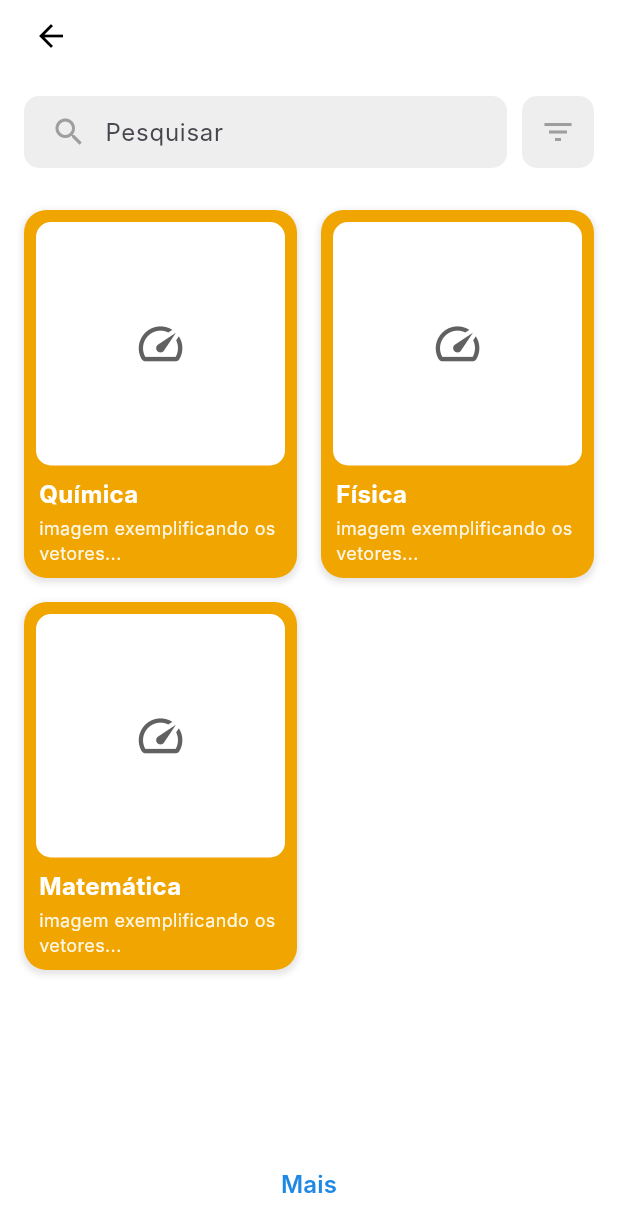
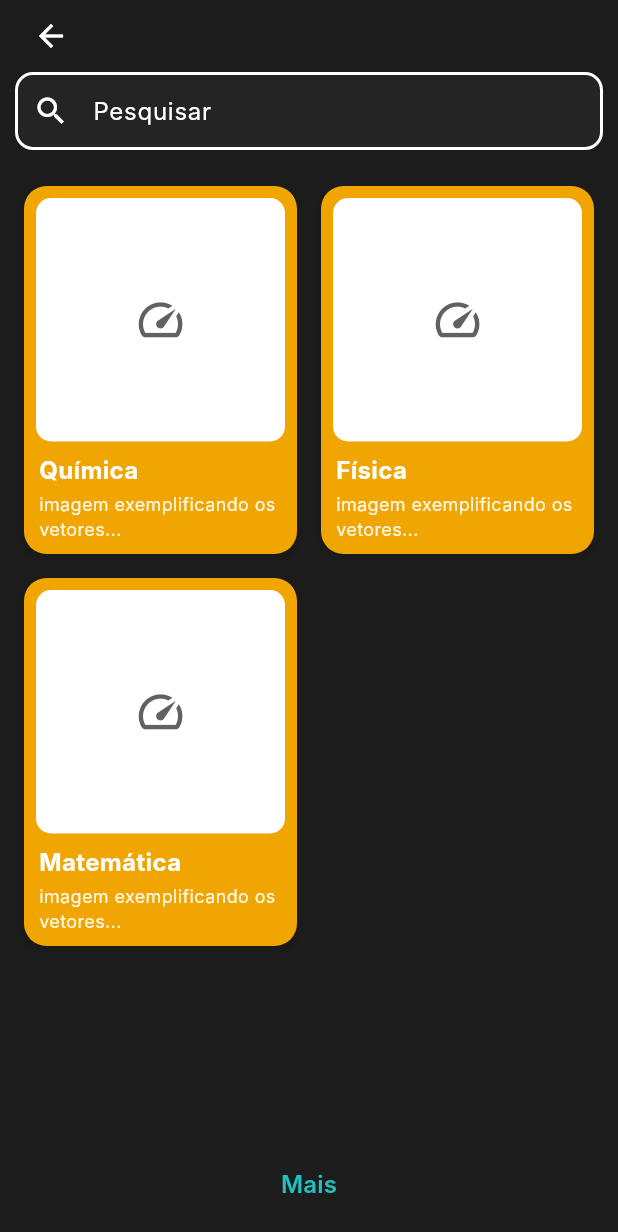
Before and after one commit to tokujiTO/PII4S_images_generator, a Flutter app: the HistoryPage screen opened by its route, on a phone screen of 412 x 824 dp. Shown: the top 1232 px of the screen. Run offline on Flutter 3.47's test engine with Material 3 defaults, Android fonts, the phone set to English and light mode, and no system bars; our stand-ins replace device_preview, flutter_screenutil; Roboto replaces fonts that are missing (Inter).

Commit message:
feat: fix history page

```diff
--- a/lib/app/components/text_field_dynamic.dart
+++ b/lib/app/components/text_field_dynamic.dart
@@ -2,7 +2,7 @@ import 'package:flutter/material.dart';
 import 'package:poliedroimagesgenerator/app/utils/app_colors.dart';
 
 class CustomTextField extends StatelessWidget {
-  final TextEditingController controller;
+  final TextEditingController? controller;
   final String labelText;
   final Widget? prefixIcon;
   final Widget? suffixIcon;
@@ -18,7 +18,7 @@ class CustomTextField extends StatelessWidget {
 
   const CustomTextField({
     super.key,
-    required this.controller,
+    this.controller,
     required this.labelText,
     this.prefixIcon,
     this.suffixIcon,
--- a/lib/app/pages/history_page_view.dart
+++ b/lib/app/pages/history_page_view.dart
@@ -1,4 +1,6 @@
 import 'package:flutter/material.dart';
+import 'package:poliedroimagesgenerator/app/components/text_field_dynamic.dart';
+import 'package:poliedroimagesgenerator/app/utils/app_colors.dart';
 
 class HistoryPage extends StatefulWidget {
   const HistoryPage({super.key});
@@ -8,9 +10,7 @@ class HistoryPage extends StatefulWidget {
 }
 
 class _HistoryPageState extends State<HistoryPage> {
-  final List<String> _subjects = [
-    'Química', 'Física', 'Matemática',
-  ];
+  final List<String> _subjects = ['Química', 'Física', 'Matemática'];
   // modal de filtro
   String? _selectedSubject = 'Química';
   String? _selectedType = 'Realismo';
@@ -29,7 +29,6 @@ class _HistoryPageState extends State<HistoryPage> {
       decoration: BoxDecoration(
         color: _cardBackgroundColor,
         borderRadius: BorderRadius.circular(15.0),
-
         boxShadow: [
           BoxShadow(
             color: Colors.black.withOpacity(0.1),
@@ -80,7 +79,6 @@ class _HistoryPageState extends State<HistoryPage> {
           ),
           const SizedBox(height: 2),
 
-
           Padding(
             padding: const EdgeInsets.fromLTRB(10.0, 0, 10.0, 8.0),
             child: Text(
@@ -115,8 +113,13 @@ class _HistoryPageState extends State<HistoryPage> {
   }
 
   Widget _buildFilterContent(BuildContext context, StateSetter setModalState) {
-    final List<String> subjects = [ 'Física', 'Química', 'Matemática'];
-    final List<String> imageTypes = ['Realismo', 'Arte de rua', 'Psicodélico', 'Desenho animado'];
+    final List<String> subjects = ['Física', 'Química', 'Matemática'];
+    final List<String> imageTypes = [
+      'Realismo',
+      'Arte de rua',
+      'Psicodélico',
+      'Desenho animado',
+    ];
 
     return Container(
       height: MediaQuery.of(context).size.height * 0.7,
@@ -157,7 +160,10 @@ class _HistoryPageState extends State<HistoryPage> {
                 crossAxisAlignment: CrossAxisAlignment.start,
                 children: [
                   Container(
-                    padding: const EdgeInsets.symmetric(horizontal: 12, vertical: 4),
+                    padding: const EdgeInsets.symmetric(
+                      horizontal: 12,
+                      vertical: 4,
+                    ),
                     decoration: BoxDecoration(
                       color: Colors.grey[300],
                       borderRadius: BorderRadius.circular(10),
@@ -166,15 +172,28 @@ class _HistoryPageState extends State<HistoryPage> {
                       child: DropdownButton<String>(
                         isExpanded: true,
                         value: _selectedSubject,
-                        icon: const Icon(Icons.arrow_drop_down, color: Colors.black),
+                        icon: const Icon(
+                          Icons.arrow_drop_down,
+                          color: Colors.black,
+                        ),
                         elevation: 16,
-                        style: const TextStyle(color: Colors.black, fontSize: 16),
+                        style: const TextStyle(
+                          color: Colors.black,
+                          fontSize: 16,
+                        ),
                         hint: const Text('Selecione a matéria'),
                         onChanged: (String? newValue) {
-                          setModalState(() { _selectedSubject = newValue; });
+                          setModalState(() {
+                            _selectedSubject = newValue;
+                          });
                         },
-                        items: subjects.map<DropdownMenuItem<String>>((String value) {
-                          return DropdownMenuItem<String>(value: value, child: Text(value));
+                        items: subjects.map<DropdownMenuItem<String>>((
+                          String value,
+                        ) {
+                          return DropdownMenuItem<String>(
+                            value: value,
+                            child: Text(value),
+                          );
                         }).toList(),
                       ),
                     ),
@@ -183,37 +202,67 @@ class _HistoryPageState extends State<HistoryPage> {
                     Padding(
                       padding: const EdgeInsets.only(top: 8.0),
                       child: Container(
-                      padding: const EdgeInsets.symmetric(horizontal: 16, vertical: 10),
+                        padding: const EdgeInsets.symmetric(
+                          horizontal: 16,
+                          vertical: 10,
+                        ),
                         decoration: BoxDecoration(
                           color: Colors.grey[600],
                           borderRadius: BorderRadius.circular(10),
                         ),
-                      child: Text(_selectedSubject!, style: const TextStyle(color: Colors.white, fontSize: 16)),
+                        child: Text(
+                          _selectedSubject!,
+                          style: const TextStyle(
+                            color: Colors.white,
+                            fontSize: 16,
+                          ),
+                        ),
                       ),
                     ),
                   const SizedBox(height: 20),
-                  const Text('Tipo de imagem', style: TextStyle(fontSize: 18, fontWeight: FontWeight.bold, color: Colors.black87)),
+                  const Text(
+                    'Tipo de imagem',
+                    style: TextStyle(
+                      fontSize: 18,
+                      fontWeight: FontWeight.bold,
+                      color: Colors.black87,
+                    ),
+                  ),
                   const SizedBox(height: 10),
-                  ...imageTypes.map((type) => Padding(
+                  ...imageTypes
+                      .map(
+                        (type) => Padding(
                           padding: const EdgeInsets.only(bottom: 8.0),
                           child: _buildFilterButton(
                             text: type,
                             isSelected: type == _selectedType,
-                          onPressed: () { setModalState(() { _selectedType = type; }); },
+                            onPressed: () {
+                              setModalState(() {
+                                _selectedType = type;
+                              });
+                            },
                           ),
-                      )).toList(),
+                        ),
+                      )
+                      .toList(),
                   const Spacer(),
                   Row(
                     mainAxisAlignment: MainAxisAlignment.end,
                     children: [
                       _buildActionButton(
-                        text: 'Cancelar', color: Colors.pink[400]!, textColor: Colors.white,
+                        text: 'Cancelar',
+                        color: Colors.pink[400]!,
+                        textColor: Colors.white,
                         onPressed: () => Navigator.pop(context),
                       ),
                       const SizedBox(width: 10),
                       _buildActionButton(
-                        text: 'Aplicar', color: Colors.grey[300]!, textColor: Colors.black,
-                        onPressed: () { Navigator.pop(context); },
+                        text: 'Aplicar',
+                        color: Colors.grey[300]!,
+                        textColor: Colors.black,
+                        onPressed: () {
+                          Navigator.pop(context);
+                        },
                       ),
                     ],
                   ),
@@ -226,12 +275,59 @@ class _HistoryPageState extends State<HistoryPage> {
     );
   }
 
-  Widget _buildFilterButton({required String text, required bool isSelected, required VoidCallback onPressed,}) {
-    return SizedBox(width: double.infinity, child: TextButton(onPressed: onPressed, style: TextButton.styleFrom(backgroundColor: isSelected ? Colors.grey[600] : Colors.grey[300], padding: const EdgeInsets.symmetric(vertical: 15), shape: RoundedRectangleBorder(borderRadius: BorderRadius.circular(10))), child: Text(text, style: TextStyle(color: isSelected ? Colors.white : Colors.black87, fontSize: 16))));
+  Widget _buildFilterButton({
+    required String text,
+    required bool isSelected,
+    required VoidCallback onPressed,
+  }) {
+    return SizedBox(
+      width: double.infinity,
+      child: TextButton(
+        onPressed: onPressed,
+        style: TextButton.styleFrom(
+          backgroundColor: isSelected ? Colors.grey[600] : Colors.grey[300],
+          padding: const EdgeInsets.symmetric(vertical: 15),
+          shape: RoundedRectangleBorder(
+            borderRadius: BorderRadius.circular(10),
+          ),
+        ),
+        child: Text(
+          text,
+          style: TextStyle(
+            color: isSelected ? Colors.white : Colors.black87,
+            fontSize: 16,
+          ),
+        ),
+      ),
+    );
   }
 
-  Widget _buildActionButton({required String text, required Color color, required Color textColor, required VoidCallback onPressed,}) {
-    return Expanded(child: TextButton(onPressed: onPressed, style: TextButton.styleFrom(backgroundColor: color, padding: const EdgeInsets.symmetric(vertical: 15), shape: RoundedRectangleBorder(borderRadius: BorderRadius.circular(10))), child: Text(text, style: TextStyle(color: textColor, fontSize: 16, fontWeight: FontWeight.bold))));
+  Widget _buildActionButton({
+    required String text,
+    required Color color,
+    required Color textColor,
+    required VoidCallback onPressed,
+  }) {
+    return Expanded(
+      child: TextButton(
+        onPressed: onPressed,
+        style: TextButton.styleFrom(
+          backgroundColor: color,
+          padding: const EdgeInsets.symmetric(vertical: 15),
+          shape: RoundedRectangleBorder(
+            borderRadius: BorderRadius.circular(10),
+          ),
+        ),
+        child: Text(
+          text,
+          style: TextStyle(
+            color: textColor,
+            fontSize: 16,
+            fontWeight: FontWeight.bold,
+          ),
+        ),
+      ),
+    );
   }
 
   // barra de pesquisa
@@ -243,39 +339,74 @@ class _HistoryPageState extends State<HistoryPage> {
           Expanded(
             child: Container(
               padding: const EdgeInsets.symmetric(horizontal: 10.0),
-              decoration: BoxDecoration(color: Colors.grey[200], borderRadius: BorderRadius.circular(10.0)),
-              child: const TextField(decoration: InputDecoration(hintText: 'Pesquisar', border: InputBorder.none, prefixIcon: Icon(Icons.search, color: Colors.grey), prefixIconConstraints: BoxConstraints(minWidth: 40))),
+              decoration: BoxDecoration(
+                color: Colors.grey[200],
+                borderRadius: BorderRadius.circular(10.0),
+              ),
+              child: const TextField(
+                decoration: InputDecoration(
+                  hintText: 'Pesquisar',
+                  border: InputBorder.none,
+                  prefixIcon: Icon(Icons.search, color: Colors.grey),
+                  prefixIconConstraints: BoxConstraints(minWidth: 40),
+                ),
+              ),
             ),
           ),
           const SizedBox(width: 10),
           Container(
-            height: 48, width: 48,
-            decoration: BoxDecoration(color: Colors.grey[200], borderRadius: BorderRadius.circular(10.0)),
-            child: IconButton(icon: const Icon(Icons.filter_list, color: Colors.grey), onPressed: () { _showFilterModal(context); }),
+            height: 48,
+            width: 48,
+            decoration: BoxDecoration(
+              color: Colors.grey[200],
+              borderRadius: BorderRadius.circular(10.0),
+            ),
+            child: IconButton(
+              icon: const Icon(Icons.filter_list, color: Colors.grey),
+              onPressed: () {
+                _showFilterModal(context);
+              },
+            ),
           ),
         ],
       ),
     );
   }
 
-
   @override
   Widget build(BuildContext context) {
     return Scaffold(
-      backgroundColor: Colors.white,
-      body: Column(
+      backgroundColor: AppColors.background,
+      body: SafeArea(
+        child: Column(
           children: [
             // Seta de voltar
             Padding(
-            padding: EdgeInsets.only(top: MediaQuery.of(context).padding.top, left: 10, right: 10),
+              padding: EdgeInsets.only(left: 10, right: 10),
               child: Row(
                 children: [
-                IconButton(icon: const Icon(Icons.arrow_back, color: Colors.black), onPressed: () { if (Navigator.canPop(context)) { Navigator.pop(context); } }),
+                  IconButton(
+                    icon: const Icon(Icons.arrow_back, color: Colors.white),
+                    onPressed: () {
+                      if (Navigator.canPop(context)) {
+                        Navigator.pop(context);
+                      }
+                    },
+                  ),
                 ],
               ),
             ),
 
-          _buildSearchBar(),
+            // _buildSearchBar(),
+            // const SizedBox(height: 12.0),
+            Padding(
+              padding: const EdgeInsets.symmetric(horizontal: 10.0),
+              child: CustomTextField(
+                labelText: 'Pesquisar',
+                prefixIcon: const Icon(Icons.search, color: Colors.white),
+              ),
+            ),
+            const SizedBox(height: 12.0),
 
             //container em colunas
             Expanded(
@@ -283,12 +414,14 @@ class _HistoryPageState extends State<HistoryPage> {
                 padding: const EdgeInsets.symmetric(horizontal: 12.0),
                 child: GridView.builder(
                   padding: const EdgeInsets.only(top: 8.0, bottom: 20.0),
-                itemCount: _subjects.length, // Não incluímos o "Mais" no GridView
+                  itemCount:
+                      _subjects.length, // Não incluímos o "Mais" no GridView
                   gridDelegate: const SliverGridDelegateWithFixedCrossAxisCount(
                     crossAxisCount: 2, // 2 colunas
                     crossAxisSpacing: 8.0, // Espaçamento horizontal
                     mainAxisSpacing: 8.0, // Espaçamento vertical
-                  childAspectRatio: 0.75, // Proporção Altura/Largura (ajuste para o visual do seu card)
+                    childAspectRatio:
+                        0.75, // Proporção Altura/Largura (ajuste para o visual do seu card)
                   ),
                   itemBuilder: (context, index) {
                     return _buildContentCard(
@@ -309,7 +442,7 @@ class _HistoryPageState extends State<HistoryPage> {
                   child: const Text(
                     'Mais',
                     style: TextStyle(
-                    color: Color(0xFF1E88E5),
+                      color: AppColors.blue,
                       fontSize: 16,
                       fontWeight: FontWeight.w600,
                     ),
@@ -319,6 +452,7 @@ class _HistoryPageState extends State<HistoryPage> {
             ),
           ],
         ),
+      ),
     );
   }
 }
```
Lines whose indentation alone changed are shown as unchanged.
